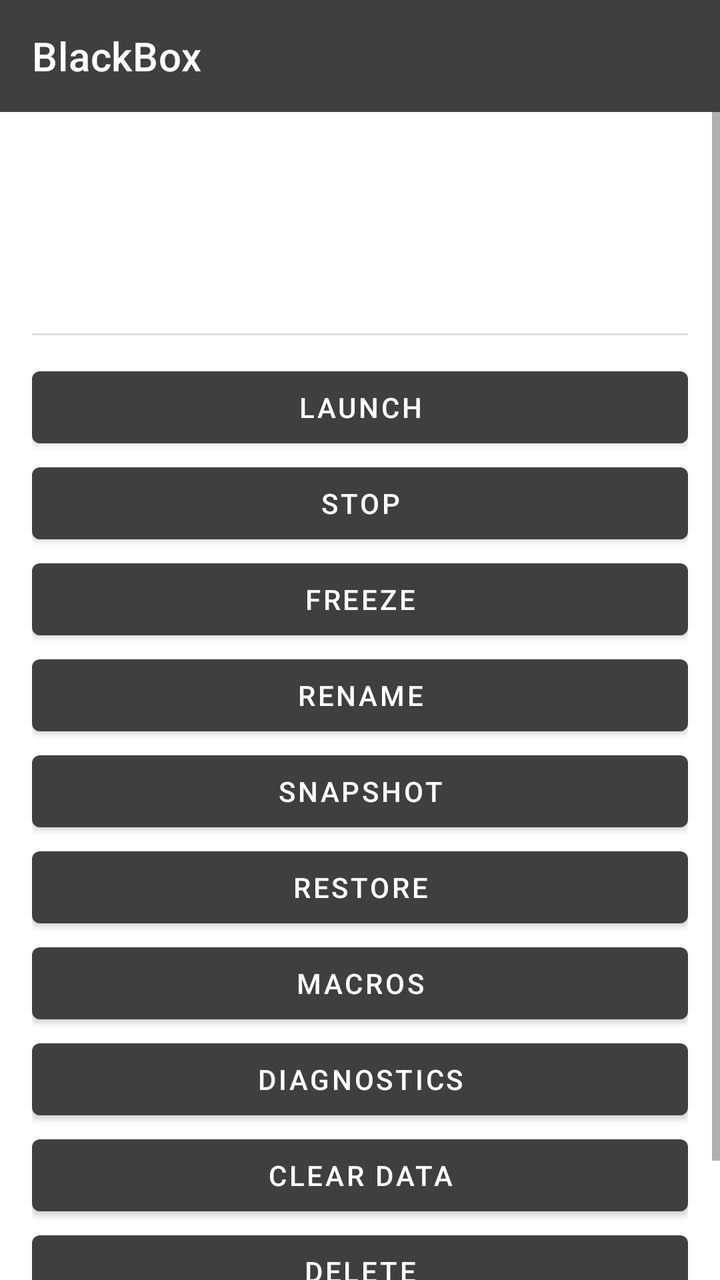
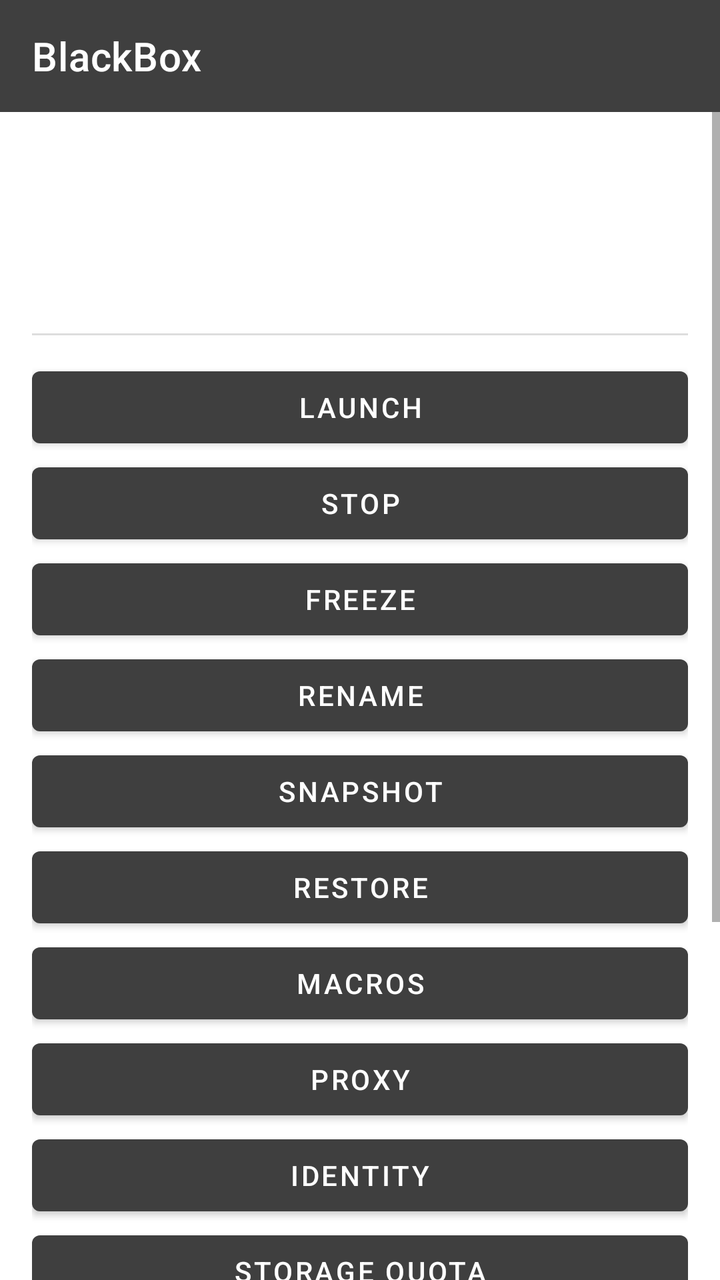

An Android layout rendered at two revisions. The XML below is the earlier revision; the diff shows what the commit changed to produce the second picture.
<!-- AndroidManifest.xml: application theme Theme.BlackBox -->
<!-- res/layout/activity_instance_detail.xml -->
<?xml version="1.0" encoding="utf-8"?>
<LinearLayout xmlns:android="http://schemas.android.com/apk/res/android"
    android:layout_width="match_parent"
    android:layout_height="match_parent"
    android:orientation="vertical">

    <include
        android:id="@+id/toolbarLayout"
        layout="@layout/view_toolbar" />

    <ScrollView
        android:layout_width="match_parent"
        android:layout_height="0dp"
        android:layout_weight="1">

        <LinearLayout
            android:layout_width="match_parent"
            android:layout_height="wrap_content"
            android:orientation="vertical"
            android:padding="16dp">

            <TextView
                android:id="@+id/header"
                android:layout_width="match_parent"
                android:layout_height="wrap_content"
                android:textColor="@color/primary_text"
                android:textSize="16sp"
                android:textStyle="bold" />

            <TextView
                android:id="@+id/stateLine"
                android:layout_width="match_parent"
                android:layout_height="wrap_content"
                android:layout_marginTop="4dp"
                android:textColor="@color/secondary_text"
                android:textSize="13sp" />

            <TextView
                android:id="@+id/sizeLine"
                android:layout_width="match_parent"
                android:layout_height="wrap_content"
                android:layout_marginTop="2dp"
                android:textColor="@color/secondary_text"
                android:textSize="13sp" />

            <TextView
                android:id="@+id/keepAliveLine"
                android:layout_width="match_parent"
                android:layout_height="wrap_content"
                android:layout_marginTop="2dp"
                android:textColor="@color/secondary_text"
                android:textSize="13sp" />

            <View
                android:layout_width="match_parent"
                android:layout_height="1dp"
                android:layout_marginVertical="12dp"
                android:background="#22000000" />

            <Button
                android:id="@+id/btnLaunch"
                android:layout_width="match_parent"
                android:layout_height="wrap_content"
                android:text="@string/instance_launch" />

            <Button
                android:id="@+id/btnStop"
                android:layout_width="match_parent"
                android:layout_height="wrap_content"
                android:text="@string/instance_stop" />

            <Button
                android:id="@+id/btnFreeze"
                android:layout_width="match_parent"
                android:layout_height="wrap_content"
                android:text="@string/instance_freeze" />

            <Button
                android:id="@+id/btnRename"
                android:layout_width="match_parent"
                android:layout_height="wrap_content"
                android:text="@string/instance_rename" />

            <Button
                android:id="@+id/btnSnapshot"
                android:layout_width="match_parent"
                android:layout_height="wrap_content"
                android:text="@string/instance_snapshot" />

            <Button
                android:id="@+id/btnRestore"
                android:layout_width="match_parent"
                android:layout_height="wrap_content"
                android:text="@string/instance_restore" />

            <Button
                android:id="@+id/btnMacro"
                android:layout_width="match_parent"
                android:layout_height="wrap_content"
                android:text="@string/instance_macro" />

            <Button
                android:id="@+id/btnDiagnostics"
                android:layout_width="match_parent"
                android:layout_height="wrap_content"
                android:text="@string/instance_diagnostics" />

            <Button
                android:id="@+id/btnClear"
                android:layout_width="match_parent"
                android:layout_height="wrap_content"
                android:text="@string/instance_clear" />

            <Button
                android:id="@+id/btnDelete"
                android:layout_width="match_parent"
                android:layout_height="wrap_content"
                android:text="@string/instance_delete" />

            <TextView
                android:id="@+id/detail"
                android:layout_width="match_parent"
                android:layout_height="wrap_content"
                android:layout_marginTop="16dp"
                android:fontFamily="monospace"
                android:textColor="@color/secondary_text"
                android:textSize="11sp" />

        </LinearLayout>
    </ScrollView>
</LinearLayout>
<!-- res/layout/view_toolbar.xml (included above) -->
<?xml version="1.0" encoding="utf-8"?>
<com.google.android.material.appbar.MaterialToolbar xmlns:android="http://schemas.android.com/apk/res/android"
        xmlns:app="http://schemas.android.com/apk/res-auto"
        android:id="@+id/toolbar"
        android:layout_width="match_parent"
        android:layout_height="wrap_content"
        android:theme="@style/ToolBarColorStyle"
        android:background="@color/primary"
        app:title="@string/app_name"
        app:subtitleTextColor="@color/white"
        app:titleTextColor="@color/white">

</com.google.android.material.appbar.MaterialToolbar>
<!-- resources referenced by this layout -->
<resources>
  <color name="primary">#3F3F3F</color>
  <color name="primary_text">#212121</color>
  <color name="secondary_text">#757575</color>
  <color name="white">#FFFFFFFF</color>
  <string name="app_name">BlackBox</string>
  <string name="instance_clear">Clear data</string>
  <string name="instance_delete">Delete</string>
  <string name="instance_diagnostics">Diagnostics</string>
  <string name="instance_freeze">Freeze</string>
  <string name="instance_launch">Launch</string>
  <string name="instance_macro">Macros</string>
  <string name="instance_rename">Rename</string>
  <string name="instance_restore">Restore</string>
  <string name="instance_snapshot">Snapshot</string>
  <string name="instance_stop">Stop</string>
  <style name="ToolBarColorStyle" parent="ThemeOverlay.AppCompat.ActionBar">
          <item name="actionMenuTextColor">@color/white</item>
          <item name="colorControlNormal">@color/white</item>
  
          <item name="android:forceDarkAllowed" tools:targetApi="q">false</item>
      </style>
  <style name="Theme.BlackBox" parent="Theme.MaterialComponents.Light.NoActionBar">
          
          <item name="colorPrimary">@color/primary</item>
          <item name="colorPrimaryVariant">@color/primary_dark</item>
          <item name="colorOnPrimary">@color/white</item>
          
          <item name="colorSecondary">@color/primary_light</item>
          <item name="colorSecondaryVariant">@color/primary</item>
          <item name="colorOnSecondary">@color/white</item>
          
          <item name="android:statusBarColor" tools:targetApi="l">?attr/colorPrimaryVariant</item>
          
  
          <item name="actionMenuTextColor">@color/primary_text</item>
  
          <item name="android:forceDarkAllowed" tools:targetApi="q">false</item>
      </style>
  <color name="primary_dark">#3F3F3F</color>
  <color name="primary_light">#3F3F3F</color>
</resources>

<!-- the commit's change to res/layout/activity_instance_detail.xml (unified diff, before → after) -->
@@ -100,6 +100,30 @@
                 android:text="@string/instance_macro" />
 
             <Button
+                android:id="@+id/btnProxy"
+                android:layout_width="match_parent"
+                android:layout_height="wrap_content"
+                android:text="@string/instance_proxy" />
+
+            <Button
+                android:id="@+id/btnIdentity"
+                android:layout_width="match_parent"
+                android:layout_height="wrap_content"
+                android:text="@string/instance_identity" />
+
+            <Button
+                android:id="@+id/btnQuota"
+                android:layout_width="match_parent"
+                android:layout_height="wrap_content"
+                android:text="@string/instance_quota" />
+
+            <Button
+                android:id="@+id/btnFloat"
+                android:layout_width="match_parent"
+                android:layout_height="wrap_content"
+                android:text="@string/instance_float" />
+
+            <Button
                 android:id="@+id/btnDiagnostics"
                 android:layout_width="match_parent"
                 android:layout_height="wrap_content"
<!-- resource entries referenced after the edit -->
@@ -8,9 +8,13 @@
   <string name="instance_clear">Clear data</string>
   <string name="instance_delete">Delete</string>
   <string name="instance_diagnostics">Diagnostics</string>
+  <string name="instance_float">Floating window</string>
   <string name="instance_freeze">Freeze</string>
+  <string name="instance_identity">Identity</string>
   <string name="instance_launch">Launch</string>
   <string name="instance_macro">Macros</string>
+  <string name="instance_proxy">Proxy</string>
+  <string name="instance_quota">Storage quota</string>
   <string name="instance_rename">Rename</string>
   <string name="instance_restore">Restore</string>
   <string name="instance_snapshot">Snapshot</string>
